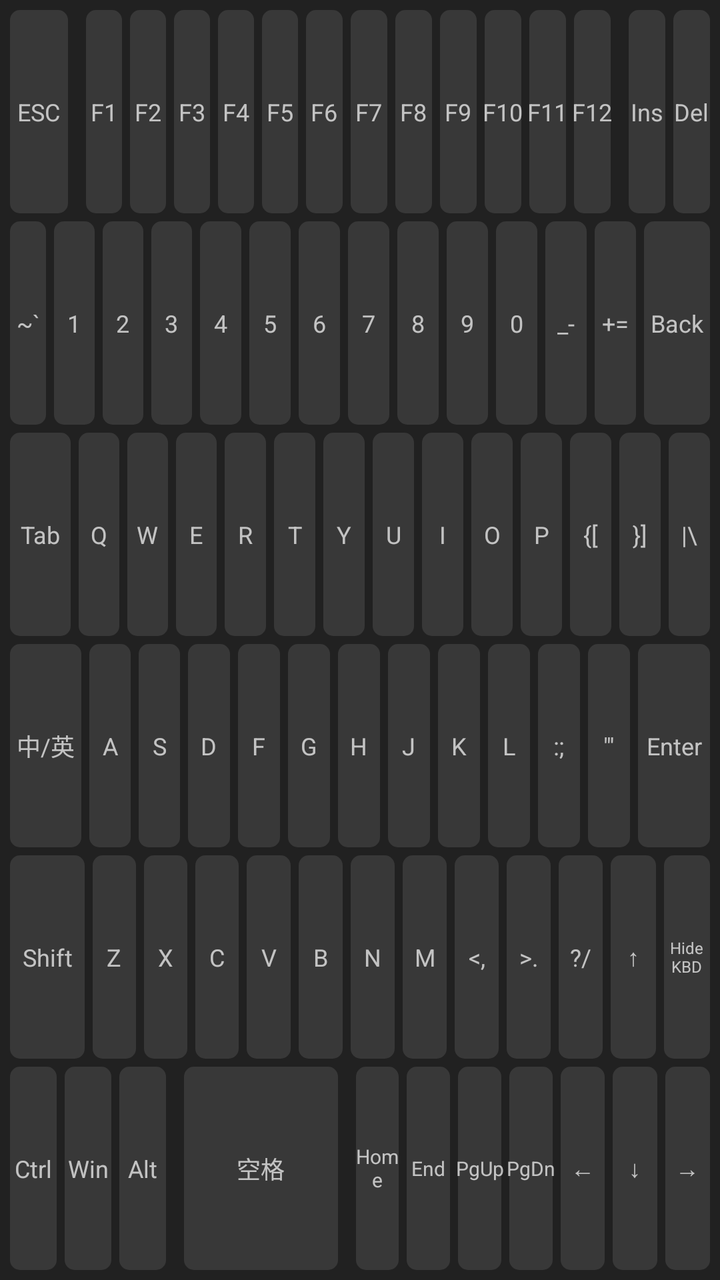
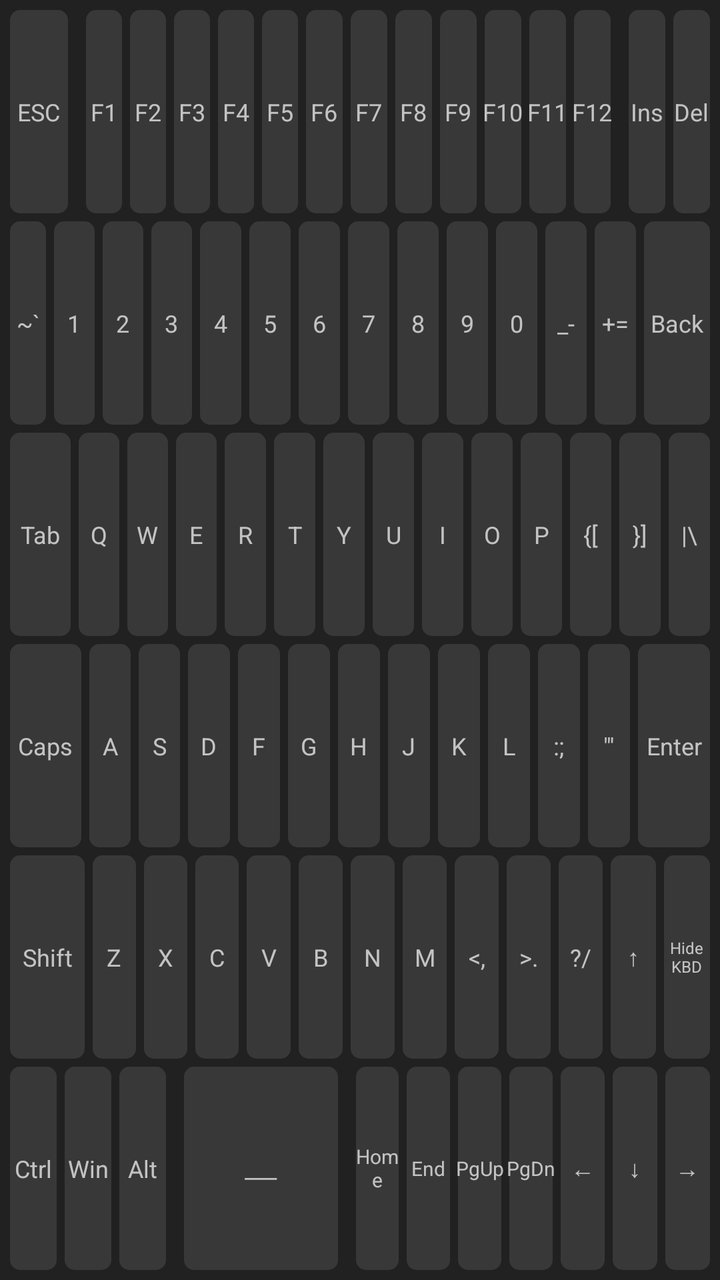

Compare the two renders of this Android layout. The source of the first and the diff that turns it into the second are given below.
<!-- AndroidManifest.xml: application theme AppTheme -->
<!-- res/layout/layout_axixi_keyboard.xml -->
<?xml version="1.0" encoding="utf-8"?>

<LinearLayout xmlns:android="http://schemas.android.com/apk/res/android"
    android:layout_width="match_parent"
    android:layout_height="200dp"
    android:padding="3dp"
    android:background="#212121"
    android:orientation="vertical">

    <LinearLayout
        android:layout_width="match_parent"
        android:layout_height="match_parent"
        android:layout_weight="100"
        android:orientation="horizontal">

        <TextView
            android:layout_width="0dp"
            android:layout_height="match_parent"
            android:layout_weight="150"
            android:layout_marginRight="5dp"
            android:background="@drawable/bg_ax_keyboard_button"
            android:gravity="center"
            android:tag="111"
            android:text="ESC"
            android:textSize="12sp" />

        <TextView
            android:layout_width="0dp"
            android:layout_height="match_parent"
            android:layout_weight="100"
            android:background="@drawable/bg_ax_keyboard_button"
            android:gravity="center"
            android:tag="131"
            android:text="F1"
            android:textSize="12sp" />

        <TextView
            android:layout_width="0dp"
            android:layout_height="match_parent"
            android:layout_weight="100"
            android:background="@drawable/bg_ax_keyboard_button"
            android:gravity="center"
            android:tag="132"
            android:text="F2"
            android:textSize="12sp" />

        <TextView
            android:layout_width="0dp"
            android:layout_height="match_parent"
            android:layout_weight="100"
            android:background="@drawable/bg_ax_keyboard_button"
            android:gravity="center"
            android:tag="133"
            android:text="F3"
            android:textSize="12sp" />

        <TextView
            android:layout_width="0dp"
            android:layout_height="match_parent"
            android:layout_weight="100"
            android:background="@drawable/bg_ax_keyboard_button"
            android:gravity="center"
            android:tag="134"
            android:text="F4"
            android:textSize="12sp" />

        <TextView
            android:layout_width="0dp"
            android:layout_height="match_parent"
            android:layout_weight="100"
            android:background="@drawable/bg_ax_keyboard_button"
            android:gravity="center"
            android:tag="135"
            android:text="F5"
            android:textSize="12sp" />

        <TextView
            android:layout_width="0dp"
            android:layout_height="match_parent"
            android:layout_weight="100"
            android:background="@drawable/bg_ax_keyboard_button"
            android:gravity="center"
            android:tag="136"
            android:text="F6"
            android:textSize="12sp" />

        <TextView
            android:layout_width="0dp"
            android:layout_height="match_parent"
            android:layout_weight="100"
            android:background="@drawable/bg_ax_keyboard_button"
            android:gravity="center"
            android:tag="137"
            android:text="F7"
            android:textSize="12sp" />

        <TextView
            android:layout_width="0dp"
            android:layout_height="match_parent"
            android:layout_weight="100"
            android:background="@drawable/bg_ax_keyboard_button"
            android:gravity="center"
            android:tag="138"
            android:text="F8"
            android:textSize="12sp" />

        <TextView
            android:layout_width="0dp"
            android:layout_height="match_parent"
            android:layout_weight="100"
            android:background="@drawable/bg_ax_keyboard_button"
            android:gravity="center"
            android:tag="139"
            android:text="F9"
            android:textSize="12sp" />

        <TextView
            android:layout_width="0dp"
            android:layout_height="match_parent"
            android:layout_weight="100"
            android:background="@drawable/bg_ax_keyboard_button"
            android:gravity="center"
            android:tag="140"
            android:text="F10"
            android:textSize="12sp" />

        <TextView
            android:layout_width="0dp"
            android:layout_height="match_parent"
            android:layout_weight="100"
            android:background="@drawable/bg_ax_keyboard_button"
            android:gravity="center"
            android:tag="141"
            android:text="F11"
            android:textSize="12sp" />

        <TextView
            android:layout_width="0dp"
            android:layout_height="match_parent"
            android:layout_weight="100"
            android:background="@drawable/bg_ax_keyboard_button"
            android:gravity="center"
            android:tag="142"
            android:text="F12"
            android:textSize="12sp" />

        <TextView
            android:layout_width="0dp"
            android:layout_height="match_parent"
            android:layout_weight="100"
            android:layout_marginLeft="5dp"
            android:background="@drawable/bg_ax_keyboard_button"
            android:gravity="center"
            android:tag="124"
            android:text="Ins"
            android:textSize="12sp" />

        <TextView
            android:layout_width="0dp"
            android:layout_height="match_parent"
            android:layout_weight="100"
            android:background="@drawable/bg_ax_keyboard_button"
            android:gravity="center"
            android:tag="112"
            android:text="Del"
            android:textSize="12sp" />
    </LinearLayout>

    <LinearLayout
        android:layout_width="match_parent"
        android:layout_height="match_parent"
        android:layout_weight="100"
        android:orientation="horizontal">

        <TextView
            android:layout_width="0dp"
            android:layout_height="match_parent"
            android:layout_weight="90"
            android:background="@drawable/bg_ax_keyboard_button"
            android:gravity="center"
            android:tag="68"
            android:text="~`"
            android:textSize="12sp" />

        <TextView
            android:layout_width="0dp"
            android:layout_height="match_parent"
            android:layout_weight="100"
            android:background="@drawable/bg_ax_keyboard_button"
            android:gravity="center"
            android:tag="8"
            android:text="1"
            android:textSize="12sp" />
        
        <TextView
            android:layout_width="0dp"
            android:layout_height="match_parent"
            android:layout_weight="100"
            android:background="@drawable/bg_ax_keyboard_button"
            android:gravity="center"
            android:tag="9"
            android:text="2"
            android:textSize="12sp" />

        <TextView
            android:layout_width="0dp"
            android:layout_height="match_parent"
            android:layout_weight="100"
            android:background="@drawable/bg_ax_keyboard_button"
            android:gravity="center"
            android:tag="10"
            android:text="3"
            android:textSize="12sp" />
        
        <TextView
            android:layout_width="0dp"
            android:layout_height="match_parent"
            android:layout_weight="100"
            android:background="@drawable/bg_ax_keyboard_button"
            android:gravity="center"
            android:tag="11"
            android:text="4"
            android:textSize="12sp" />

        <TextView
            android:layout_width="0dp"
            android:layout_height="match_parent"
            android:layout_weight="100"
            android:background="@drawable/bg_ax_keyboard_button"
            android:gravity="center"
            android:tag="12"
            android:text="5"
            android:textSize="12sp" />

        <TextView
            android:layout_width="0dp"
            android:layout_height="match_parent"
            android:layout_weight="100"
            android:background="@drawable/bg_ax_keyboard_button"
            android:gravity="center"
            android:tag="13"
            android:text="6"
            android:textSize="12sp" />

        <TextView
            android:layout_width="0dp"
            android:layout_height="match_parent"
            android:layout_weight="100"
            android:background="@drawable/bg_ax_keyboard_button"
            android:gravity="center"
            android:tag="14"
            android:text="7"
            android:textSize="12sp" />

        <TextView
            android:layout_width="0dp"
            android:layout_height="match_parent"
            android:layout_weight="100"
            android:background="@drawable/bg_ax_keyboard_button"
            android:gravity="center"
            android:tag="15"
            android:text="8"
            android:textSize="12sp" />

        <TextView
            android:layout_width="0dp"
            android:layout_height="match_parent"
            android:layout_weight="100"
            android:background="@drawable/bg_ax_keyboard_button"
            android:gravity="center"
            android:tag="16"
            android:text="9"
            android:textSize="12sp" />

        <TextView
            android:layout_width="0dp"
            android:layout_height="match_parent"
            android:layout_weight="100"
            android:background="@drawable/bg_ax_keyboard_button"
            android:gravity="center"
            android:tag="7"
            android:text="0"
            android:textSize="12sp" />

        <TextView
            android:layout_width="0dp"
            android:layout_height="match_parent"
            android:layout_weight="100"
            android:background="@drawable/bg_ax_keyboard_button"
            android:gravity="center"
            android:tag="69"
            android:text="_-"
            android:textSize="12sp" />

        <TextView
            android:layout_width="0dp"
            android:layout_height="match_parent"
            android:layout_weight="100"
            android:background="@drawable/bg_ax_keyboard_button"
            android:gravity="center"
            android:tag="70"
            android:text="+="
            android:textSize="12sp" />

        <TextView
            android:layout_width="0dp"
            android:layout_height="match_parent"
            android:layout_weight="150"
            android:background="@drawable/bg_ax_keyboard_button"
            android:gravity="center"
            android:tag="67"
            android:text="Back"
            android:textSize="12sp" />
    </LinearLayout>

    <LinearLayout
        android:layout_width="match_parent"
        android:layout_height="match_parent"
        android:layout_weight="100"
        android:orientation="horizontal">

        <TextView
            android:layout_width="0dp"
            android:layout_height="match_parent"
            android:layout_weight="140"
            android:background="@drawable/bg_ax_keyboard_button"
            android:gravity="center"
            android:tag="61"
            android:text="Tab"
            android:textSize="12sp" />

        <TextView
            android:layout_width="0dp"
            android:layout_height="match_parent"
            android:layout_weight="100"
            android:background="@drawable/bg_ax_keyboard_button"
            android:gravity="center"
            android:tag="45"
            android:text="Q"
            android:textSize="12sp" />

        <TextView
            android:layout_width="0dp"
            android:layout_height="match_parent"
            android:layout_weight="100"
            android:background="@drawable/bg_ax_keyboard_button"
            android:gravity="center"
            android:tag="51"
            android:text="W"
            android:textSize="12sp" />

        <TextView
            android:layout_width="0dp"
            android:layout_height="match_parent"
            android:layout_weight="100"
            android:background="@drawable/bg_ax_keyboard_button"
            android:gravity="center"
            android:tag="33"
            android:text="E"
            android:textSize="12sp" />

        <TextView
            android:layout_width="0dp"
            android:layout_height="match_parent"
            android:layout_weight="100"
            android:background="@drawable/bg_ax_keyboard_button"
            android:gravity="center"
            android:tag="46"
            android:text="R"
            android:textSize="12sp" />

        <TextView
            android:layout_width="0dp"
            android:layout_height="match_parent"
            android:layout_weight="100"
            android:background="@drawable/bg_ax_keyboard_button"
            android:gravity="center"
            android:tag="48"
            android:text="T"
            android:textSize="12sp" />

        <TextView
            android:layout_width="0dp"
            android:layout_height="match_parent"
            android:layout_weight="100"
            android:background="@drawable/bg_ax_keyboard_button"
            android:gravity="center"
            android:tag="53"
            android:text="Y"
            android:textSize="12sp" />

        <TextView
            android:layout_width="0dp"
            android:layout_height="match_parent"
            android:layout_weight="100"
            android:background="@drawable/bg_ax_keyboard_button"
            android:gravity="center"
            android:tag="49"
            android:text="U"
            android:textSize="12sp" />

        <TextView
            android:layout_width="0dp"
            android:layout_height="match_parent"
            android:layout_weight="100"
            android:background="@drawable/bg_ax_keyboard_button"
            android:gravity="center"
            android:tag="37"
            android:text="I"
            android:textSize="12sp" />

        <TextView
            android:layout_width="0dp"
            android:layout_height="match_parent"
            android:layout_weight="100"
            android:background="@drawable/bg_ax_keyboard_button"
            android:gravity="center"
            android:tag="43"
            android:text="O"
            android:textSize="12sp" />

        <TextView
            android:layout_width="0dp"
            android:layout_height="match_parent"
            android:layout_weight="100"
            android:background="@drawable/bg_ax_keyboard_button"
            android:gravity="center"
            android:tag="44"
            android:text="P"
            android:textSize="12sp" />

        <TextView
            android:layout_width="0dp"
            android:layout_height="match_parent"
            android:layout_weight="100"
            android:background="@drawable/bg_ax_keyboard_button"
            android:gravity="center"
            android:tag="71"
            android:text="{["
            android:textSize="12sp" />

        <TextView
            android:layout_width="0dp"
            android:layout_height="match_parent"
            android:layout_weight="100"
            android:background="@drawable/bg_ax_keyboard_button"
            android:gravity="center"
            android:tag="72"
            android:text="}]"
            android:textSize="12sp" />

        <TextView
            android:layout_width="0dp"
            android:layout_height="match_parent"
            android:layout_weight="100"
            android:background="@drawable/bg_ax_keyboard_button"
            android:gravity="center"
            android:tag="73"
            android:text="|\\"
            android:textSize="12sp" />
    </LinearLayout>

    <LinearLayout
        android:layout_width="match_parent"
        android:layout_height="match_parent"
        android:layout_weight="100"
        android:orientation="horizontal">

        <TextView
            android:layout_width="0dp"
            android:layout_height="match_parent"
            android:layout_weight="160"
            android:background="@drawable/bg_ax_keyboard_button"
            android:gravity="center"
            android:tag="115"
            android:text="中/英"
            android:textSize="12sp" />

        <TextView
            android:layout_width="0dp"
            android:layout_height="match_parent"
            android:layout_weight="100"
            android:background="@drawable/bg_ax_keyboard_button"
            android:gravity="center"
            android:tag="29"
            android:text="A"
            android:textSize="12sp" />

        <TextView
            android:layout_width="0dp"
            android:layout_height="match_parent"
            android:layout_weight="100"
            android:background="@drawable/bg_ax_keyboard_button"
            android:gravity="center"
            android:tag="47"
            android:text="S"
            android:textSize="12sp" />

        <TextView
            android:layout_width="0dp"
            android:layout_height="match_parent"
            android:layout_weight="100"
            android:background="@drawable/bg_ax_keyboard_button"
            android:gravity="center"
            android:tag="32"
            android:text="D"
            android:textSize="12sp" />

        <TextView
            android:layout_width="0dp"
            android:layout_height="match_parent"
            android:layout_weight="100"
            android:background="@drawable/bg_ax_keyboard_button"
            android:gravity="center"
            android:tag="34"
            android:text="F"
            android:textSize="12sp" />

        <TextView
            android:layout_width="0dp"
            android:layout_height="match_parent"
            android:layout_weight="100"
            android:background="@drawable/bg_ax_keyboard_button"
            android:gravity="center"
            android:tag="35"
            android:text="G"
            android:textSize="12sp" />

        <TextView
            android:layout_width="0dp"
            android:layout_height="match_parent"
            android:layout_weight="100"
            android:background="@drawable/bg_ax_keyboard_button"
            android:gravity="center"
            android:tag="36"
            android:text="H"
            android:textSize="12sp" />

        <TextView
            android:layout_width="0dp"
            android:layout_height="match_parent"
            android:layout_weight="100"
            android:background="@drawable/bg_ax_keyboard_button"
            android:gravity="center"
            android:tag="38"
            android:text="J"
            android:textSize="12sp" />

        <TextView
            android:layout_width="0dp"
            android:layout_height="match_parent"
            android:layout_weight="100"
            android:background="@drawable/bg_ax_keyboard_button"
            android:gravity="center"
            android:tag="39"
            android:text="K"
            android:textSize="12sp" />

        <TextView
            android:layout_width="0dp"
            android:layout_height="match_parent"
            android:layout_weight="100"
            android:background="@drawable/bg_ax_keyboard_button"
            android:gravity="center"
            android:tag="40"
            android:text="L"
            android:textSize="12sp" />

        <TextView
            android:layout_width="0dp"
            android:layout_height="match_parent"
            android:layout_weight="100"
            android:background="@drawable/bg_ax_keyboard_button"
            android:gravity="center"
            android:tag="74"
            android:text=":;"
            android:textSize="12sp" />

        <TextView
            android:layout_width="0dp"
            android:layout_height="match_parent"
            android:layout_weight="100"
            android:background="@drawable/bg_ax_keyboard_button"
            android:gravity="center"
            android:tag="75"
            android:text="&quot;'"
            android:textSize="12sp" />

        <TextView
            android:layout_width="0dp"
            android:layout_height="match_parent"
            android:layout_weight="160"
            android:background="@drawable/bg_ax_keyboard_button"
            android:gravity="center"
            android:tag="66"
            android:text="Enter"
            android:textSize="12sp" />
    </LinearLayout>

    <LinearLayout
        android:layout_width="match_parent"
        android:layout_height="match_parent"
        android:layout_weight="100"
        android:orientation="horizontal">

        <TextView
            android:layout_width="0dp"
            android:layout_height="match_parent"
            android:layout_weight="160"
            android:background="@drawable/bg_ax_keyboard_button"
            android:gravity="center"
            android:tag="59"
            android:text="Shift"
            android:textSize="12sp" />

        <TextView
            android:layout_width="0dp"
            android:layout_height="match_parent"
            android:layout_weight="100"
            android:background="@drawable/bg_ax_keyboard_button"
            android:gravity="center"
            android:tag="54"
            android:text="Z"
            android:textSize="12sp" />

        <TextView
            android:layout_width="0dp"
            android:layout_height="match_parent"
            android:layout_weight="100"
            android:background="@drawable/bg_ax_keyboard_button"
            android:gravity="center"
            android:tag="52"
            android:text="X"
            android:textSize="12sp" />

        <TextView
            android:layout_width="0dp"
            android:layout_height="match_parent"
            android:layout_weight="100"
            android:background="@drawable/bg_ax_keyboard_button"
            android:gravity="center"
            android:tag="31"
            android:text="C"
            android:textSize="12sp" />

        <TextView
            android:layout_width="0dp"
            android:layout_height="match_parent"
            android:layout_weight="100"
            android:background="@drawable/bg_ax_keyboard_button"
            android:gravity="center"
            android:tag="50"
            android:text="V"
            android:textSize="12sp" />

        <TextView
            android:layout_width="0dp"
            android:layout_height="match_parent"
            android:layout_weight="100"
            android:background="@drawable/bg_ax_keyboard_button"
            android:gravity="center"
            android:tag="30"
            android:text="B"
            android:textSize="12sp" />

        <TextView
            android:layout_width="0dp"
            android:layout_height="match_parent"
            android:layout_weight="100"
            android:background="@drawable/bg_ax_keyboard_button"
            android:gravity="center"
            android:tag="42"
            android:text="N"
            android:textSize="12sp" />

        <TextView
            android:layout_width="0dp"
            android:layout_height="match_parent"
            android:layout_weight="100"
            android:background="@drawable/bg_ax_keyboard_button"
            android:gravity="center"
            android:tag="41"
            android:text="M"
            android:textSize="12sp" />

        <TextView
            android:layout_width="0dp"
            android:layout_height="match_parent"
            android:layout_weight="100"
            android:background="@drawable/bg_ax_keyboard_button"
            android:gravity="center"
            android:tag="55"
            android:text="&lt;,"
            android:textSize="12sp" />

        <TextView
            android:layout_width="0dp"
            android:layout_height="match_parent"
            android:layout_weight="100"
            android:background="@drawable/bg_ax_keyboard_button"
            android:gravity="center"
            android:tag="56"
            android:text=">."
            android:textSize="12sp" />

        <TextView
            android:layout_width="0dp"
            android:layout_height="match_parent"
            android:layout_weight="100"
            android:background="@drawable/bg_ax_keyboard_button"
            android:gravity="center"
            android:tag="76"
            android:text="&#63;/"
            android:textSize="12sp" />

        <TextView
            android:layout_width="0dp"
            android:layout_height="match_parent"
            android:layout_weight="103"
            android:background="@drawable/bg_ax_keyboard_button"
            android:gravity="center"
            android:tag="19"
            android:text="↑"
            android:textSize="12sp" />

        <TextView
            android:layout_width="0dp"
            android:layout_height="match_parent"
            android:layout_weight="103"
            android:background="@drawable/bg_ax_keyboard_button"
            android:gravity="center"
            android:tag="hide"
            android:text="@string/virtual_keyboard_hide"
            android:textSize="8sp" />
    </LinearLayout>

    <LinearLayout
        android:layout_width="match_parent"
        android:layout_height="match_parent"
        android:layout_weight="100"
        android:orientation="horizontal">

        <TextView
            android:layout_width="0dp"
            android:layout_height="match_parent"
            android:layout_weight="105"
            android:background="@drawable/bg_ax_keyboard_button"
            android:gravity="center"
            android:tag="113"
            android:text="Ctrl"
            android:textSize="12sp" />

        <TextView
            android:layout_width="0dp"
            android:layout_height="match_parent"
            android:layout_weight="105"
            android:background="@drawable/bg_ax_keyboard_button"
            android:gravity="center"
            android:tag="117"
            android:text="Win"
            android:textSize="12sp" />

        <TextView
            android:layout_width="0dp"
            android:layout_height="match_parent"
            android:layout_weight="105"
            android:background="@drawable/bg_ax_keyboard_button"
            android:gravity="center"
            android:tag="57"
            android:text="Alt"
            android:textSize="12sp" />

        <TextView
            android:layout_width="0dp"
            android:layout_height="match_parent"
            android:layout_weight="310"
            android:layout_marginLeft="5dp"
            android:layout_marginRight="5dp"
            android:background="@drawable/bg_ax_keyboard_button"
            android:gravity="center"
            android:tag="62"
            android:text="空格"
            android:textSize="12sp" />





















        <TextView
            android:layout_width="0dp"
            android:layout_height="match_parent"
            android:layout_weight="98"
            android:background="@drawable/bg_ax_keyboard_button"
            android:gravity="center"
            android:tag="122"
            android:text="Home"
            android:textSize="10sp" />

        <TextView
            android:layout_width="0dp"
            android:layout_height="match_parent"
            android:layout_weight="98"
            android:background="@drawable/bg_ax_keyboard_button"
            android:gravity="center"
            android:tag="123"
            android:text="End"
            android:textSize="10sp" />

        <TextView
            android:layout_width="0dp"
            android:layout_height="match_parent"
            android:layout_weight="98"
            android:background="@drawable/bg_ax_keyboard_button"
            android:gravity="center"
            android:tag="92"
            android:text="PgUp"
            android:textSize="10sp" />

        <TextView
            android:layout_width="0dp"
            android:layout_height="match_parent"
            android:layout_weight="98"
            android:background="@drawable/bg_ax_keyboard_button"
            android:gravity="center"
            android:tag="93"
            android:text="PgDn"
            android:textSize="10sp" />


        <TextView
            android:layout_width="0dp"
            android:layout_height="match_parent"
            android:layout_weight="100"
            android:background="@drawable/bg_ax_keyboard_button"
            android:gravity="center"
            android:tag="21"
            android:text="←"
            android:textSize="12sp" />

        <TextView
            android:layout_width="0dp"
            android:layout_height="match_parent"
            android:layout_weight="100"
            android:background="@drawable/bg_ax_keyboard_button"
            android:gravity="center"
            android:tag="20"
            android:text="↓"
            android:textSize="12sp" />

        <TextView
            android:layout_width="0dp"
            android:layout_height="match_parent"
            android:layout_weight="100"
            android:background="@drawable/bg_ax_keyboard_button"
            android:gravity="center"
            android:tag="22"
            android:text="→"
            android:textSize="12sp" />
    </LinearLayout>
</LinearLayout>
<!-- resources referenced by this layout -->
<resources>
  <!-- drawable bg_ax_keyboard_button (drawable) -->
  <?xml version="1.0" encoding="utf-8"?>
  
  <layer-list xmlns:android="http://schemas.android.com/apk/res/android">
      <item
          android:bottom="2dp"
          android:left="2dp"
          android:right="2dp"
          android:top="2dp">
          <shape>
              <solid android:color="#383838" />
              <corners android:radius="5dp" />
          </shape>
      </item>
  </layer-list>
  <string name="virtual_keyboard_hide">Hide\nKBD</string>
  <style name="AppTheme" parent="AppBaseTheme">
          
          <item name="android:windowActionBar">false</item>
          <item name="android:windowNoTitle">true</item>
      </style>
  <style name="AppBaseTheme" parent="android:Theme">
          
      </style>
</resources>

<!-- the commit's change to res/layout/layout_axixi_keyboard.xml (unified diff, before → after) -->
@@ -473,7 +473,7 @@
             android:background="@drawable/bg_ax_keyboard_button"
             android:gravity="center"
             android:tag="115"
-            android:text="中/英"
+            android:text="Caps"
             android:textSize="12sp" />
 
         <TextView
@@ -773,13 +773,13 @@
         <TextView
             android:layout_width="0dp"
             android:layout_height="match_parent"
-            android:layout_weight="310"
             android:layout_marginLeft="5dp"
             android:layout_marginRight="5dp"
+            android:layout_weight="310"
             android:background="@drawable/bg_ax_keyboard_button"
             android:gravity="center"
             android:tag="62"
-            android:text="空格"
+            android:text="___"
             android:textSize="12sp" />
 
 
